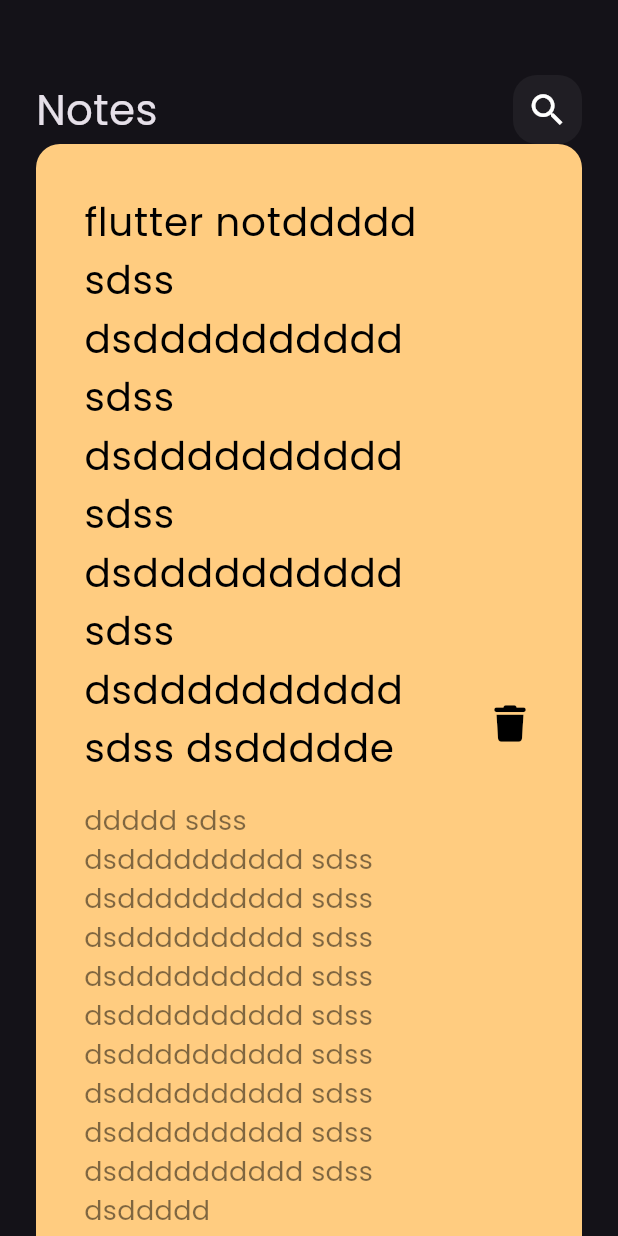
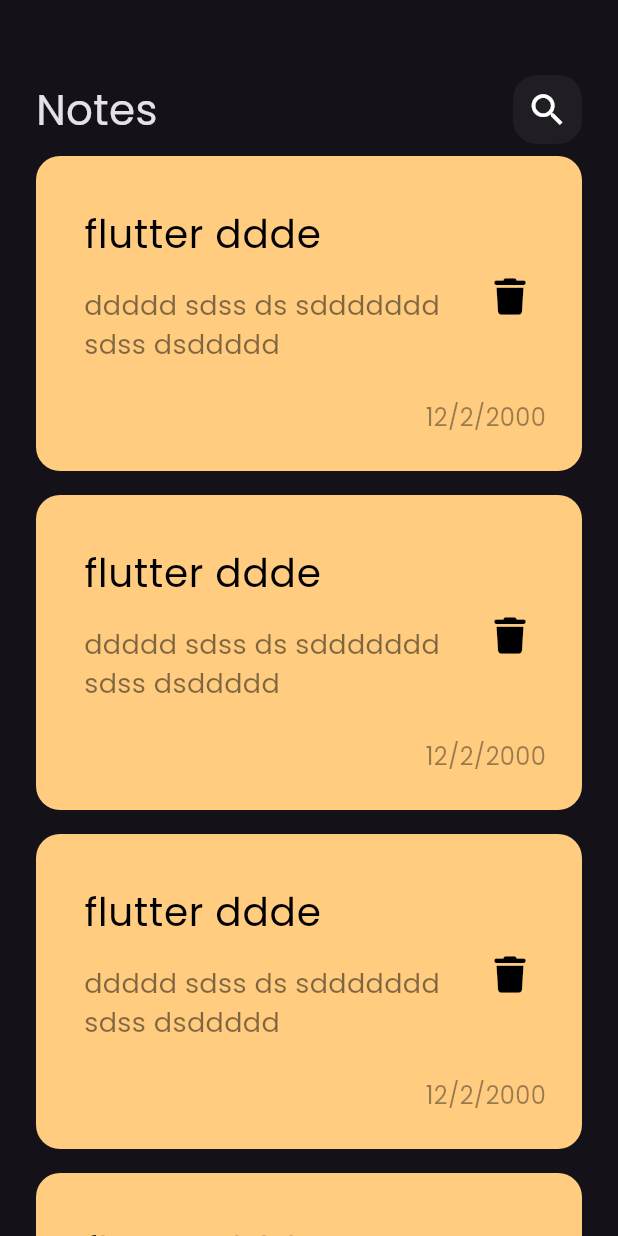
Before and after one commit to mahabdo571/notes_app, a Flutter app: the screen it shows after launch, on a phone screen of 412 x 824 dp. Run offline on Flutter 3.47's test engine with Material 3 defaults, Android fonts, the phone set to English and light mode, and no system bars; our stand-ins replace font_awesome_flutter.

Commit message:
Refactor NoteItem and NotesViewBody for improved layout and content; add NotesListView component

```diff
--- a/lib/widgets/note_item.dart
+++ b/lib/widgets/note_item.dart
@@ -17,13 +17,13 @@ class NoteItem extends StatelessWidget {
         children: [
           ListTile(
             title: const Text(
-              'flutter notddddd sdss dsdddddddddd sdss dsdddddddddd sdss dsdddddddddd sdss dsdddddddddd sdss dsddddde',
+              'flutter ddde',
               style: TextStyle(fontSize: 26, color: Colors.black),
             ),
             subtitle: Padding(
               padding: const EdgeInsets.only(top: 16, bottom: 16),
               child: Text(
-                'ddddd sdss dsdddddddddd sdss dsdddddddddd sdss dsdddddddddd sdss dsdddddddddd sdss dsdddddddddd sdss dsdddddddddd sdss dsdddddddddd sdss dsdddddddddd sdss dsdddddddddd sdss dsddddd',
+                'ddddd sdss ds sddddddd sdss dsddddd',
                 style: TextStyle(
                   fontSize: 18,
                   color: Colors.black.withValues(alpha: .5),
--- /dev/null
+++ b/lib/widgets/notes_list_view.dart
@@ -0,0 +1,19 @@
+import 'package:flutter/material.dart';
+import 'package:notes_app/widgets/note_item.dart';
+
+class NotesListView extends StatelessWidget {
+  const NotesListView({super.key});
+
+  @override
+  Widget build(BuildContext context) {
+    return ListView.builder(
+      itemCount: 4,
+      itemBuilder: (ctx, i) {
+        return const Padding(
+          padding: const EdgeInsets.symmetric(vertical: 8),
+          child: NoteItem(),
+        );
+      },
+    );
+  }
+}
--- a/lib/widgets/notes_view_body.dart
+++ b/lib/widgets/notes_view_body.dart
@@ -1,6 +1,7 @@
 import 'package:flutter/material.dart';
 import 'package:notes_app/widgets/custom_app_bar.dart';
 import 'package:notes_app/widgets/note_item.dart';
+import 'package:notes_app/widgets/notes_list_view.dart';
 
 class NotesViewBody extends StatelessWidget {
   const NotesViewBody({super.key});
@@ -10,7 +11,12 @@ class NotesViewBody extends StatelessWidget {
     return Padding(
       padding: const EdgeInsets.symmetric(horizontal: 24),
       child: const Column(
-        children: [SizedBox(height: 50), CustomAppBar(), NoteItem()],
+        children: [
+          SizedBox(height: 50),
+          CustomAppBar(),
+
+          Expanded(child: NotesListView()),
+        ],
       ),
     );
   }
```
